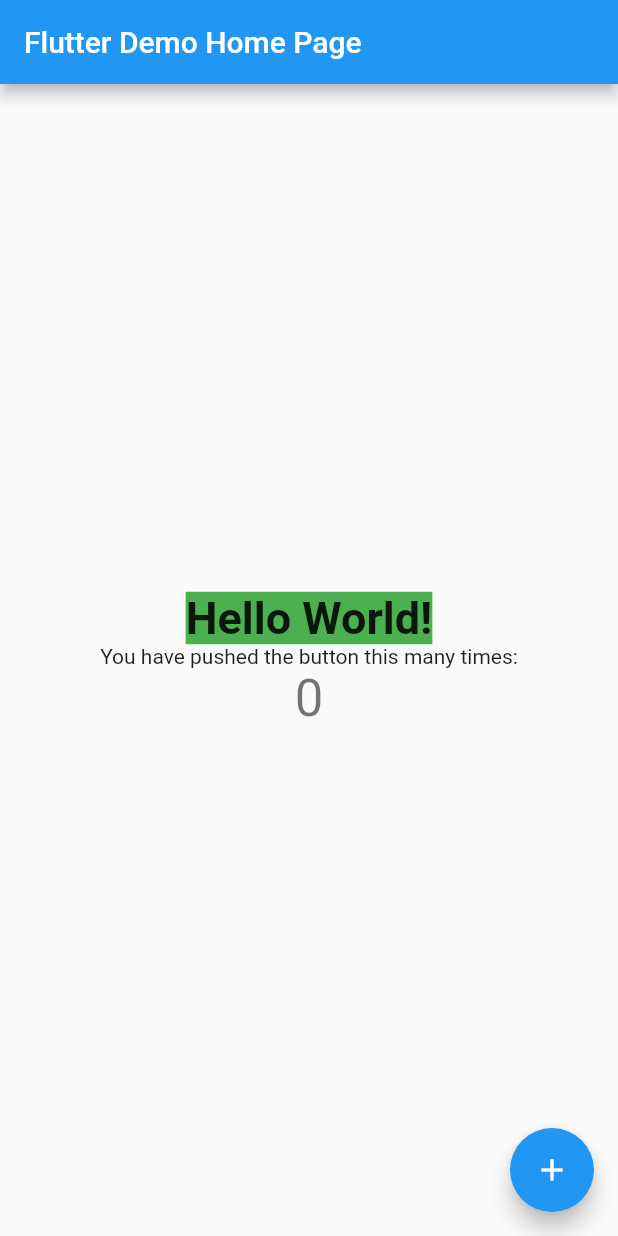
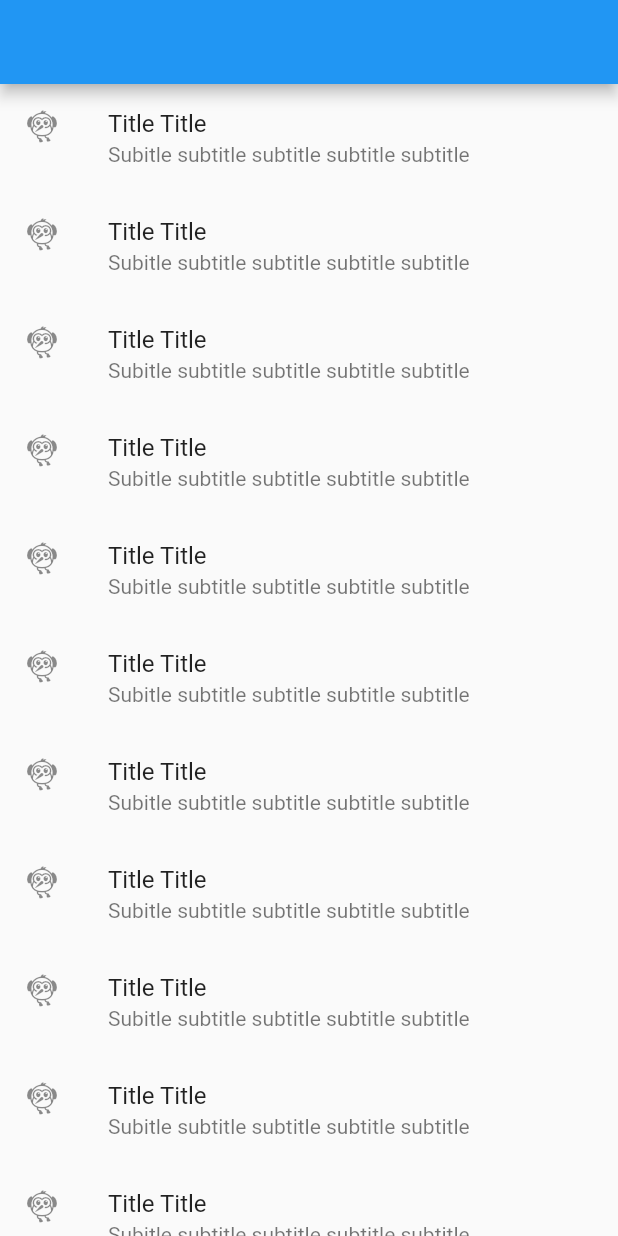
Before and after one commit to Ahmed-Ezzeldin/Firestore-Todo, a Flutter app: the screen it shows after launch, on a phone screen of 412 x 824 dp. Run offline on Flutter 3.47's test engine with Material 2 defaults, Android fonts, the phone set to English and light mode, and no system bars.

```diff
--- /dev/null
+++ b/lib/home_screen.dart
@@ -0,0 +1,26 @@
+import 'package:flutter/material.dart';
+
+class HomeScreen extends StatefulWidget {
+  const HomeScreen({super.key});
+
+  @override
+  State<HomeScreen> createState() => _HomeScreenState();
+}
+
+class _HomeScreenState extends State<HomeScreen> {
+  @override
+  Widget build(BuildContext context) {
+    return Scaffold(
+      appBar: AppBar(),
+      body: ListView.builder(
+        itemBuilder: (context, index) {
+          return const ListTile(
+            leading: Icon(Icons.flutter_dash),
+            title: Text("Title Title"),
+            subtitle: Text("Subitle subtitle subtitle subtitle subtitle"),
+          );
+        },
+      ),
+    );
+  }
+}
--- a/lib/main.dart
+++ b/lib/main.dart
@@ -1,3 +1,4 @@
+import 'package:firebase_mvvm/home_screen.dart';
 import 'package:flutter/material.dart';
 
 void main() {
@@ -11,117 +12,9 @@ class MyApp extends StatelessWidget {
   @override
   Widget build(BuildContext context) {
     return MaterialApp(
-      title: 'Flutter Demo',
-      theme: ThemeData(
-        // This is the theme of your application.
-        //
-        // Try running your application with "flutter run". You'll see the
-        // application has a blue toolbar. Then, without quitting the app, try
-        // changing the primarySwatch below to Colors.green and then invoke
-        // "hot reload" (press "r" in the console where you ran "flutter run",
-        // or simply save your changes to "hot reload" in a Flutter IDE).
-        // Notice that the counter didn't reset back to zero; the application
-        // is not restarted.
-        primarySwatch: Colors.blue,
-      ),
-      home: const MyHomePage(title: 'Flutter Demo Home Page'),
+      title: "Firebase To Do",
+      theme: ThemeData(primarySwatch: Colors.blue),
+      home: const HomeScreen(),
     );
   }
 }
-
-class MyHomePage extends StatefulWidget {
-  const MyHomePage({Key? key, required this.title}) : super(key: key);
-
-  // This widget is the home page of your application. It is stateful, meaning
-  // that it has a State object (defined below) that contains fields that affect
-  // how it looks.
-
-  // This class is the configuration for the state. It holds the values (in this
-  // case the title) provided by the parent (in this case the App widget) and
-  // used by the build method of the State. Fields in a Widget subclass are
-  // always marked "final".
-
-  final String title;
-
-  @override
-  State<MyHomePage> createState() => _MyHomePageState();
-}
-
-class _MyHomePageState extends State<MyHomePage> {
-  int _counter = 0;
-
-  void _incrementCounter() {
-    setState(() {
-      // This call to setState tells the Flutter framework that something has
-      // changed in this State, which causes it to rerun the build method below
-      // so that the display can reflect the updated values. If we changed
-      // _counter without calling setState(), then the build method would not be
-      // called again, and so nothing would appear to happen.
-      _counter++;
-    });
-  }
-
-  @override
-  Widget build(BuildContext context) {
-    // This method is rerun every time setState is called, for instance as done
-    // by the _incrementCounter method above.
-    //
-    // The Flutter framework has been optimized to make rerunning build methods
-    // fast, so that you can just rebuild anything that needs updating rather
-    // than having to individually change instances of widgets.
-    return Scaffold(
-      appBar: AppBar(
-        // Here we take the value from the MyHomePage object that was created by
-        // the App.build method, and use it to set our appbar title.
-        title: Text(widget.title),
-      ),
-      body: Center(
-        // Center is a layout widget. It takes a single child and positions it
-        // in the middle of the parent.
-        child: Column(
-          // Column is also a layout widget. It takes a list of children and
-          // arranges them vertically. By default, it sizes itself to fit its
-          // children horizontally, and tries to be as tall as its parent.
-          //
-          // Invoke "debug painting" (press "p" in the console, choose the
-          // "Toggle Debug Paint" action from the Flutter Inspector in Android
-          // Studio, or the "Toggle Debug Paint" command in Visual Studio Code)
-          // to see the wireframe for each widget.
-          //
-          // Column has various properties to control how it sizes itself and
-          // how it positions its children. Here we use mainAxisAlignment to
-          // center the children vertically; the main axis here is the vertical
-          // axis because Columns are vertical (the cross axis would be
-          // horizontal).
-          mainAxisAlignment: MainAxisAlignment.center,
-          children: <Widget>[
-            Container(
-              decoration: const BoxDecoration(
-                color: Colors.green,
-              ),
-              child: const Text(
-                "Hello World!",
-                style: TextStyle(
-                  fontWeight: FontWeight.bold,
-                  fontSize: 30,
-                ),
-              ),
-            ),
-            const Text(
-              'You have pushed the button this many times:',
-            ),
-            Text(
-              '$_counter',
-              style: Theme.of(context).textTheme.headline4,
-            ),
-          ],
-        ),
-      ),
-      floatingActionButton: FloatingActionButton(
-        onPressed: _incrementCounter,
-        tooltip: 'Increment',
-        child: const Icon(Icons.add),
-      ), // This trailing comma makes auto-formatting nicer for build methods.
-    );
-  }
-}
```
Also changed, not shown: 6 other files.
